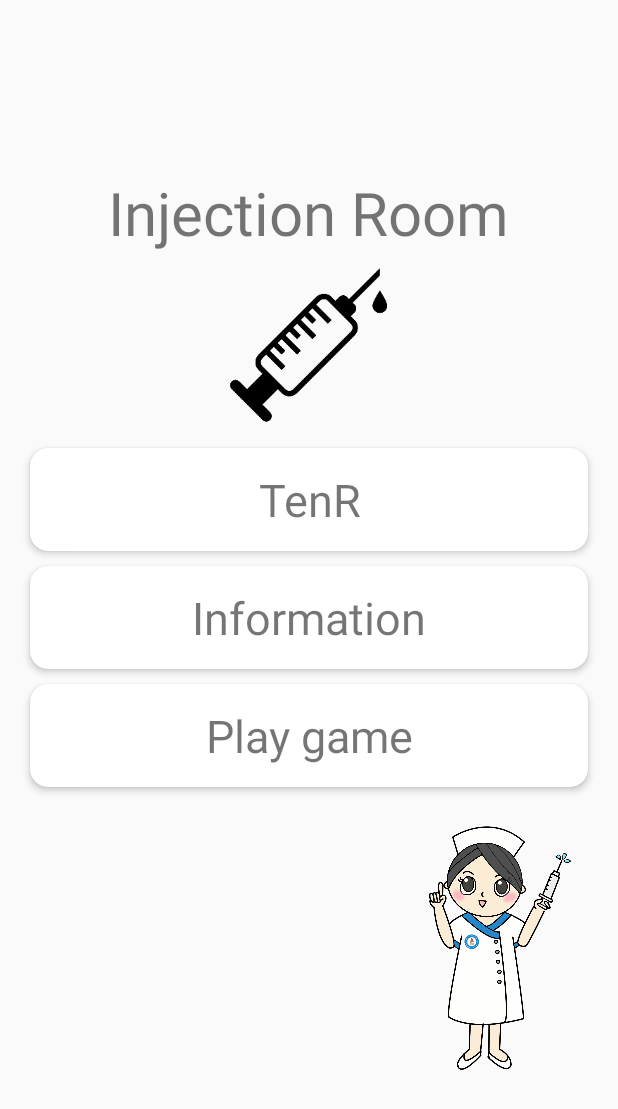
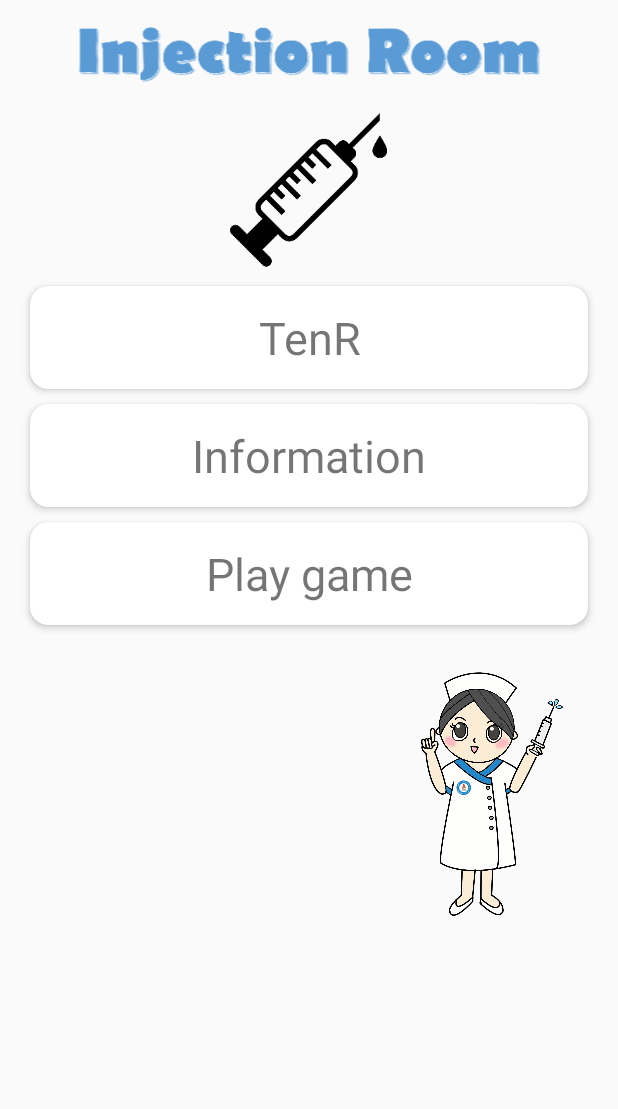
Before and after one commit to nopphonyel/InjectionApp, an Android app: the screen it shows after launch (MainPage), on a phone screen of 412 x 824 dp. Shown: the top 1109 px of the screen. Run offline under Robolectric (Android 15) with nearby library versions, the phone set to English and light mode, and no system bars.

Commit message:
insert icon name and delay card

```diff
--- a/app/src/main/java/th/ac/kku/nu/injectionroom/activity/MainPage.java
+++ b/app/src/main/java/th/ac/kku/nu/injectionroom/activity/MainPage.java
@@ -1,6 +1,7 @@
 package th.ac.kku.nu.injectionroom.activity;
 
 import android.content.Intent;
+import android.os.Handler;
 import android.support.v7.app.AppCompatActivity;
 import android.os.Bundle;
 import android.support.v7.widget.CardView;
@@ -14,8 +15,9 @@ import th.ac.kku.nu.injectionroom.activity.game.SelectTask;
 
 public class MainPage extends AppCompatActivity implements View.OnClickListener{
 
-    ImageView syringe,nurse;
+    ImageView syringe,nurse,iconName;
     CardView tenR,info,game;
+    Handler handler = new Handler();
 
     @Override
     protected void onCreate(Bundle savedInstanceState) {
@@ -28,9 +30,34 @@ public class MainPage extends AppCompatActivity implements View.OnClickListener{
         nurse = (ImageView)findViewById(R.id.nurse_main);
         Glide.with(this).load(R.drawable.nurse_main).into(nurse);
 
+        iconName = (ImageView)findViewById(R.id.icon_name_main);
+        Glide.with(this).load(R.drawable.iconname).into(iconName);
+
         tenR = (CardView)findViewById(R.id.ten_R);
         info = (CardView)findViewById(R.id.information);
         game = (CardView)findViewById(R.id.play_game);
+
+        handler.postDelayed(new Runnable() {
+            @Override
+            public void run() {
+                tenR.setVisibility(View.VISIBLE);
+            }
+        }, 1000);
+
+        handler.postDelayed(new Runnable() {
+            @Override
+            public void run() {
+                info.setVisibility(View.VISIBLE);
+            }
+        }, 2000);
+
+        handler.postDelayed(new Runnable() {
+            @Override
+            public void run() {
+                game.setVisibility(View.VISIBLE);
+            }
+        }, 3000);
+
         tenR.setOnClickListener(this);
         info.setOnClickListener(this);
         game.setOnClickListener(this);
--- a/app/src/main/res/layout/activity_main_page.xml
+++ b/app/src/main/res/layout/activity_main_page.xml
@@ -7,29 +7,28 @@
     android:layout_height="match_parent"
     tools:context="th.ac.kku.nu.injectionroom.activity.MainPage">
 
-    <RelativeLayout
+    <LinearLayout
         android:layout_width="match_parent"
-        android:layout_height="match_parent">
-
-        <TextView
-            android:layout_above="@id/syringe_main"
-            android:id="@+id/app_name"
-            android:layout_width="wrap_content"
-            android:layout_height="wrap_content"
-            android:layout_centerHorizontal="true"
-            android:text="@string/app_name"
-            android:textSize="40sp"/>
+        android:layout_height="match_parent"
+        android:orientation="vertical">
 
         <ImageView
-            android:layout_above="@id/ten_R"
-            android:layout_centerHorizontal="true"
+            android:layout_marginTop="10dp"
+            android:layout_gravity="center_horizontal"
+            android:id="@+id/icon_name_main"
+            android:layout_width="match_parent"
+            android:layout_height="50dp"
+            android:layout_marginBottom="5dp"/>
+        <ImageView
+            android:layout_gravity="center_horizontal"
             android:id="@+id/syringe_main"
             android:layout_width="120dp"
             android:layout_height="120dp"
-            android:layout_marginBottom="10dp"/>
+            android:layout_marginBottom="5dp"/>
 
         <android.support.v7.widget.CardView
-            android:layout_above="@id/information"
+            android:visibility="invisible"
+            android:layout_gravity="center_horizontal"
             android:layout_marginLeft="20dp"
             android:layout_marginRight="20dp"
             android:id="@+id/ten_R"
@@ -51,7 +50,8 @@
         </android.support.v7.widget.CardView>
 
         <android.support.v7.widget.CardView
-            android:layout_centerInParent="true"
+            android:visibility="invisible"
+            android:layout_gravity="center_horizontal"
             android:layout_marginLeft="20dp"
             android:layout_marginRight="20dp"
             android:layout_marginTop="10dp"
@@ -74,7 +74,9 @@
         </android.support.v7.widget.CardView>
 
         <android.support.v7.widget.CardView
-            android:layout_below="@id/information"
+            android:visibility="invisible"
+            android:layout_marginBottom="5dp"
+            android:layout_gravity="center_horizontal"
             android:layout_marginLeft="20dp"
             android:layout_marginRight="20dp"
             android:layout_marginTop="10dp"
@@ -97,12 +99,12 @@
         </android.support.v7.widget.CardView>
 
         <ImageView
-            android:layout_below="@id/play_game"
-            android:layout_alignParentRight="true"
+            android:layout_marginRight="5dp"
+            android:layout_marginBottom="5dp"
+            android:layout_gravity="right"
             android:id="@+id/nurse_main"
             android:layout_width="200dp"
-            android:layout_height="200dp"
-            android:layout_marginBottom="10dp" />
-    </RelativeLayout>
+            android:layout_height="200dp" />
+    </LinearLayout>
 
 </android.support.constraint.ConstraintLayout>
```
Also changed, not shown: app/src/main/res/drawable/iconname.png (added), 3 other files.
